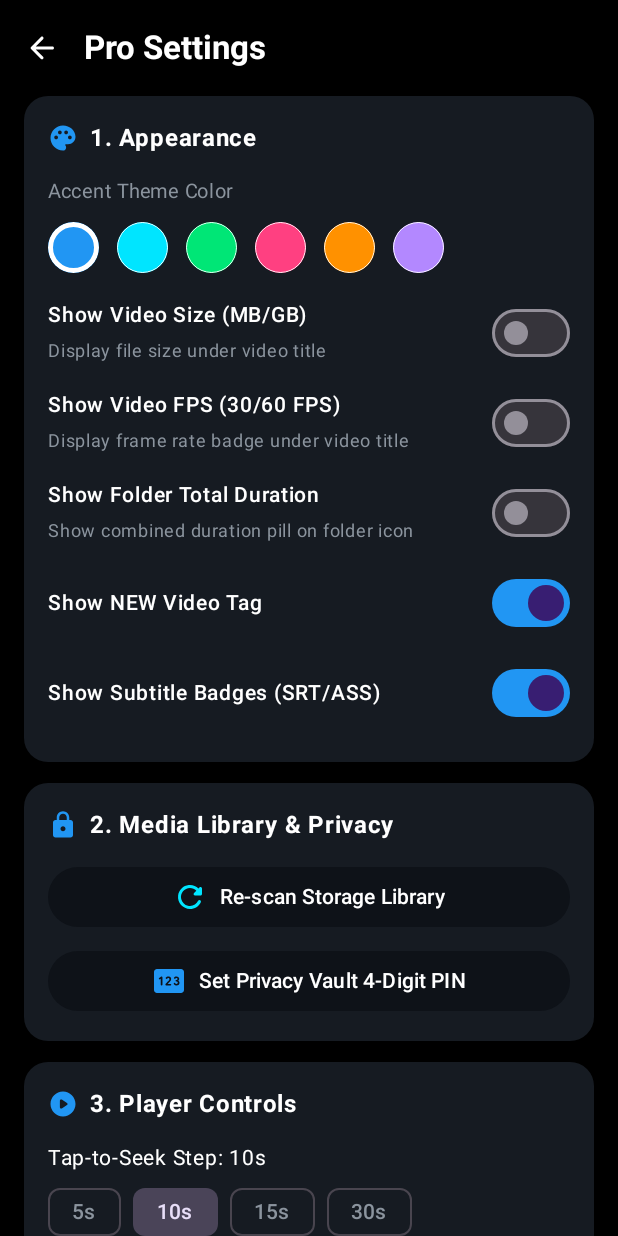
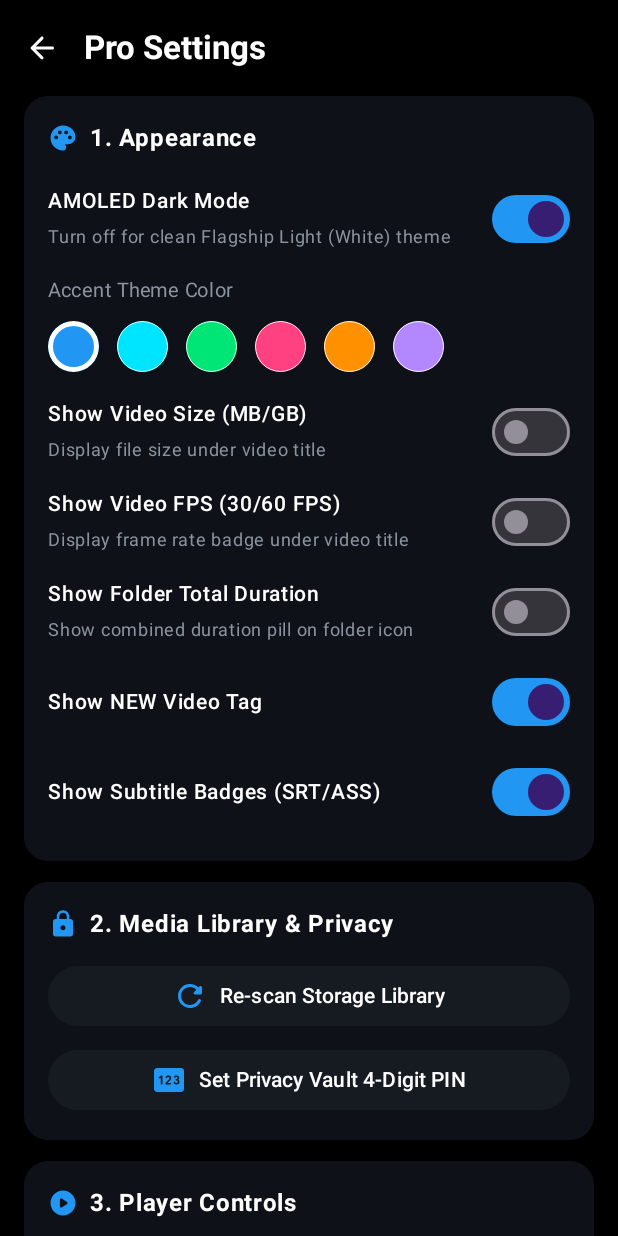
Before and after one commit to rifadhasan3429/Rinox-Player, an Android app built with Jetpack Compose: the screen it shows after launch (MainActivity), after a tap on "Settings", on a phone screen of 412 x 824 dp. Run offline under Robolectric (Android 15) with nearby library versions, the phone set to English and light mode, and no system bars.

Commit message:
Update SettingsScreen.kt

```diff
--- a/app/src/main/java/com/rinox/videoplayer/ui/screens/SettingsScreen.kt
+++ b/app/src/main/java/com/rinox/videoplayer/ui/screens/SettingsScreen.kt
@@ -24,12 +24,12 @@ import com.rinox.videoplayer.data.AppSettings
 import com.rinox.videoplayer.ui.theme.*
 
 val AccentPalette = listOf(
-    Color(0xFF2196F3), // Rinox Blue
-    Color(0xFF00E5FF), // Neon Cyan
-    Color(0xFF00E676), // Emerald Green
-    Color(0xFFFF4081), // Vivid Pink
-    Color(0xFFFF9100), // Amber Orange
-    Color(0xFFB388FF)  // Royal Purple
+    Color(0xFF2196F3),
+    Color(0xFF00E5FF),
+    Color(0xFF00E676),
+    Color(0xFFFF4081),
+    Color(0xFFFF9100),
+    Color(0xFFB388FF)
 )
 @OptIn(ExperimentalMaterial3Api::class)
 @Composable
@@ -41,18 +41,22 @@ fun SettingsScreen(
 ) {
     var showPinDialog by remember { mutableStateOf(false) }
     var pinInput by remember { mutableStateOf("") }
+    val bgMain = MaterialTheme.colorScheme.background
+    val textMain = MaterialTheme.colorScheme.onBackground
+    val textSub = MaterialTheme.colorScheme.onSurfaceVariant
+    val cardSurface = MaterialTheme.colorScheme.surfaceVariant
 
     Scaffold(
-        containerColor = AmoledBlack,
+        containerColor = bgMain,
         topBar = {
             TopAppBar(
-                title = { Text("Pro Settings", color = TextPrimary, fontWeight = FontWeight.Bold) },
+                title = { Text("Pro Settings", color = textMain, fontWeight = FontWeight.Bold) },
                 navigationIcon = {
                     IconButton(onClick = onBack) {
-                        Icon(Icons.AutoMirrored.Rounded.ArrowBack, contentDescription = "Back", tint = TextPrimary)
+                        Icon(Icons.AutoMirrored.Rounded.ArrowBack, contentDescription = "Back", tint = textMain)
                     }
                 },
-                colors = TopAppBarDefaults.topAppBarColors(containerColor = AmoledBlack)
+                colors = TopAppBarDefaults.topAppBarColors(containerColor = bgMain)
             )
         }
     ) { padding ->
@@ -63,10 +67,16 @@ fun SettingsScreen(
                 .padding(horizontal = 16.dp),
             verticalArrangement = Arrangement.spacedBy(14.dp)
         ) {
-            // 1. APPEARANCE
             item {
                 SettingsCategoryCard(title = "1. Appearance", icon = Icons.Rounded.Palette) {
-                    Text("Accent Theme Color", color = TextSecondary, fontSize = 13.sp)
+                    SettingSwitchRow(
+                        title = "AMOLED Dark Mode",
+                        subtitle = "Turn off for clean Flagship Light (White) theme",
+                        checked = settings.isDarkTheme,
+                        onCheckedChange = { onUpdateSettings(settings.copy(isDarkTheme = it)) }
+                    )
+                    Spacer(modifier = Modifier.height(6.dp))
+                    Text("Accent Theme Color", color = textSub, fontSize = 13.sp)
                     Spacer(modifier = Modifier.height(8.dp))
                     Row(horizontalArrangement = Arrangement.spacedBy(12.dp)) {
                         AccentPalette.forEachIndexed { idx, color ->
@@ -77,7 +87,7 @@ fun SettingsScreen(
                                     .background(color)
                                     .border(
                                         width = if (settings.accentIndex == idx) 3.dp else 0.dp,
-                                        color = Color.White,
+                                        color = textMain,
                                         shape = CircleShape
                                     )
                                     .clickable { onUpdateSettings(settings.copy(accentIndex = idx)) }
@@ -116,22 +126,21 @@ fun SettingsScreen(
                 }
             }
 
-            // 2. MEDIA LIBRARY & PRIVACY
             item {
                 SettingsCategoryCard(title = "2. Media Library & Privacy", icon = Icons.Rounded.Lock) {
                     Button(
                         onClick = onRescanLibrary,
-                        colors = ButtonDefaults.buttonColors(containerColor = DarkSurface),
+                        colors = ButtonDefaults.buttonColors(containerColor = cardSurface),
                         modifier = Modifier.fillMaxWidth()
                     ) {
-                        Icon(Icons.Rounded.Refresh, contentDescription = null, tint = RinoxCyan)
+                        Icon(Icons.Rounded.Refresh, contentDescription = null, tint = RinoxBlue)
                         Spacer(modifier = Modifier.width(8.dp))
-                        Text("Re-scan Storage Library", color = TextPrimary)
+                        Text("Re-scan Storage Library", color = textMain)
                     }
                     Spacer(modifier = Modifier.height(8.dp))
                     Button(
                         onClick = { pinInput = ""; showPinDialog = true },
-                        colors = ButtonDefaults.buttonColors(containerColor = DarkSurface),
+                        colors = ButtonDefaults.buttonColors(containerColor = cardSurface),
                         modifier = Modifier.fillMaxWidth()
                     ) {
                         Icon(Icons.Rounded.Pin, contentDescription = null, tint = RinoxBlue)
@@ -139,15 +148,14 @@ fun SettingsScreen(
                         Text(
                             if (settings.privacyPin.isEmpty()) "Set Privacy Vault 4-Digit PIN"
                             else "Reset Privacy Vault PIN",
-                            color = TextPrimary
+                            color = textMain
                         )
                     }
                 }
             }
-            // 3. PLAYER
             item {
                 SettingsCategoryCard(title = "3. Player Controls", icon = Icons.Rounded.PlayCircle) {
-                    Text("Tap-to-Seek Step: ${settings.seekStepSeconds}s", color = TextPrimary, fontSize = 14.sp)
+                    Text("Tap-to-Seek Step: ${settings.seekStepSeconds}s", color = textMain, fontSize = 14.sp)
                     Row(horizontalArrangement = Arrangement.spacedBy(8.dp)) {
                         listOf(5, 10, 15, 30).forEach { sec ->
                             FilterChip(
@@ -172,10 +180,9 @@ fun SettingsScreen(
                 }
             }
 
-            // 4. DECODER
             item {
                 SettingsCategoryCard(title = "4. Hybrid Decoder Engine", icon = Icons.Rounded.Memory) {
-                    Text("Default Decoder Priority: ${settings.defaultDecoder}", color = TextPrimary, fontSize = 14.sp)
+                    Text("Default Decoder Priority: ${settings.defaultDecoder}", color = textMain, fontSize = 14.sp)
                     Row(horizontalArrangement = Arrangement.spacedBy(8.dp)) {
                         listOf("HW", "HW+", "SW").forEach { mode ->
                             FilterChip(
@@ -194,7 +201,6 @@ fun SettingsScreen(
                 }
             }
 
-            // 5. AUDIO
             item {
                 SettingsCategoryCard(title = "5. Audio & Headphone", icon = Icons.Rounded.Headphones) {
                     SettingSwitchRow(
@@ -210,7 +216,6 @@ fun SettingsScreen(
                 }
             }
 
-            // 6. SUBTITLE
             item {
                 SettingsCategoryCard(title = "6. Subtitle Engine", icon = Icons.Rounded.Subtitles) {
                     SettingSwitchRow(
@@ -219,7 +224,7 @@ fun SettingsScreen(
                         checked = settings.autoLoadSubtitles,
                         onCheckedChange = { onUpdateSettings(settings.copy(autoLoadSubtitles = it)) }
                     )
-                    Text("Subtitle Font Size: ${settings.subFontSize}sp", color = TextPrimary, fontSize = 14.sp)
+                    Text("Subtitle Font Size: ${settings.subFontSize}sp", color = textMain, fontSize = 14.sp)
                     Slider(
                         value = settings.subFontSize.toFloat(),
                         onValueChange = { onUpdateSettings(settings.copy(subFontSize = it.toInt())) },
@@ -228,11 +233,10 @@ fun SettingsScreen(
                 }
             }
 
-            // 7. ABOUT
             item {
                 SettingsCategoryCard(title = "7. About Rinox Player", icon = Icons.Rounded.Info) {
-                    Text("Rinox Player v1.0.0 (64-Bit ARM64)", color = TextPrimary, fontWeight = FontWeight.SemiBold)
-                    Text("100% Offline • Zero Internet • AMOLED Engine", color = TextSecondary, fontSize = 13.sp)
+                    Text("Rinox Player v1.0.0 (64-Bit ARM64)", color = textMain, fontWeight = FontWeight.SemiBold)
+                    Text("100% Offline • Zero-Load Engine • AMOLED & Light", color = textSub, fontSize = 13.sp)
                 }
                 Spacer(modifier = Modifier.height(24.dp))
             }
@@ -242,8 +246,7 @@ fun SettingsScreen(
     if (showPinDialog) {
         AlertDialog(
             onDismissRequest = { showPinDialog = false },
-            containerColor = DarkCard,
-            title = { Text("Set 4-Digit Privacy PIN", color = TextPrimary) },
+            title = { Text("Set 4-Digit Privacy PIN") },
             text = {
                 OutlinedTextField(
                     value = pinInput,
@@ -260,10 +263,10 @@ fun SettingsScreen(
                             showPinDialog = false
                         }
                     }
-                ) { Text("Save PIN", color = RinoxCyan) }
+                ) { Text("Save PIN", color = RinoxBlue) }
             },
             dismissButton = {
-                TextButton(onClick = { showPinDialog = false }) { Text("Cancel", color = TextSecondary) }
+                TextButton(onClick = { showPinDialog = false }) { Text("Cancel") }
             }
         )
     }
@@ -276,7 +279,7 @@ private fun SettingsCategoryCard(
     content: @Composable ColumnScope.() -> Unit
 ) {
     Card(
-        colors = CardDefaults.cardColors(containerColor = DarkCard),
+        colors = CardDefaults.cardColors(containerColor = MaterialTheme.colorScheme.surface),
         shape = RoundedCornerShape(16.dp),
         modifier = Modifier.fillMaxWidth()
     ) {
@@ -284,7 +287,7 @@ private fun SettingsCategoryCard(
             Row(verticalAlignment = Alignment.CenterVertically) {
                 Icon(icon, contentDescription = null, tint = RinoxBlue, modifier = Modifier.size(20.dp))
                 Spacer(modifier = Modifier.width(8.dp))
-                Text(title, color = TextPrimary, fontSize = 16.sp, fontWeight = FontWeight.Bold)
+                Text(title, color = MaterialTheme.colorScheme.onSurface, fontSize = 16.sp, fontWeight = FontWeight.Bold)
             }
             Spacer(modifier = Modifier.height(12.dp))
             content()
@@ -306,9 +309,9 @@ private fun SettingSwitchRow(
         verticalAlignment = Alignment.CenterVertically
     ) {
         Column(modifier = Modifier.weight(1f)) {
-            Text(title, color = TextPrimary, fontSize = 14.sp, fontWeight = FontWeight.Medium)
+            Text(title, color = MaterialTheme.colorScheme.onSurface, fontSize = 14.sp, fontWeight = FontWeight.Medium)
             if (subtitle != null) {
-                Text(subtitle, color = TextSecondary, fontSize = 12.sp)
+                Text(subtitle, color = MaterialTheme.colorScheme.onSurfaceVariant, fontSize = 12.sp)
             }
         }
         Switch(checked = checked, onCheckedChange = onCheckedChange)
```
